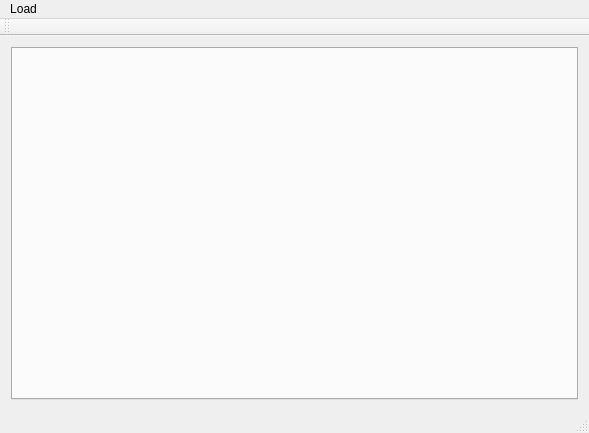
Qt form LFR-ReaderQT/mainwindow.ui (cpetry/Lightfield-Reader) before a commit.
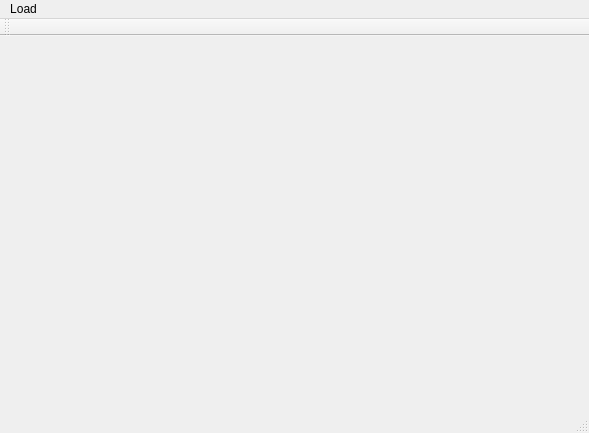
The same form after that commit.

```diff
--- a/LFR-ReaderQT/mainwindow.ui
+++ b/LFR-ReaderQT/mainwindow.ui
@@ -13,17 +13,7 @@
   <property name="windowTitle">
    <string>MainWindow</string>
   </property>
-  <widget class="QWidget" name="centralWidget">
-   <layout class="QHBoxLayout">
-    <item>
-     <widget class="QTabWidget" name="tabWidget">
-      <property name="currentIndex">
-       <number>-1</number>
-      </property>
-     </widget>
-    </item>
-   </layout>
-  </widget>
+  <widget class="QWidget" name="centralWidget"/>
   <widget class="QMenuBar" name="menuBar">
    <property name="geometry">
     <rect>
```
